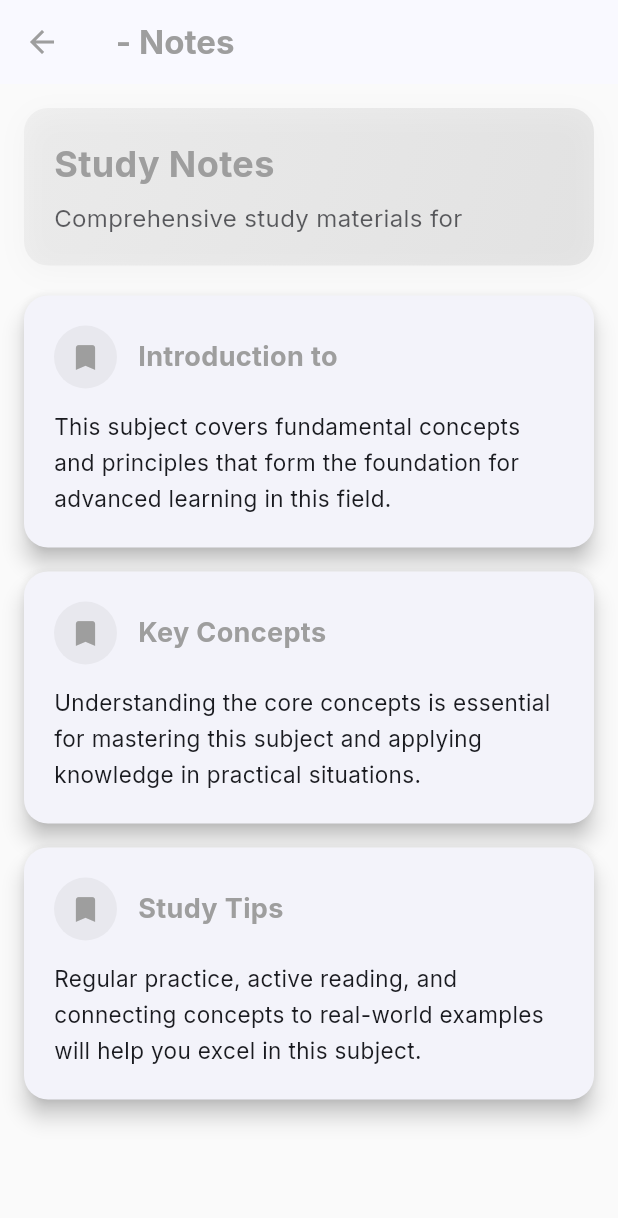
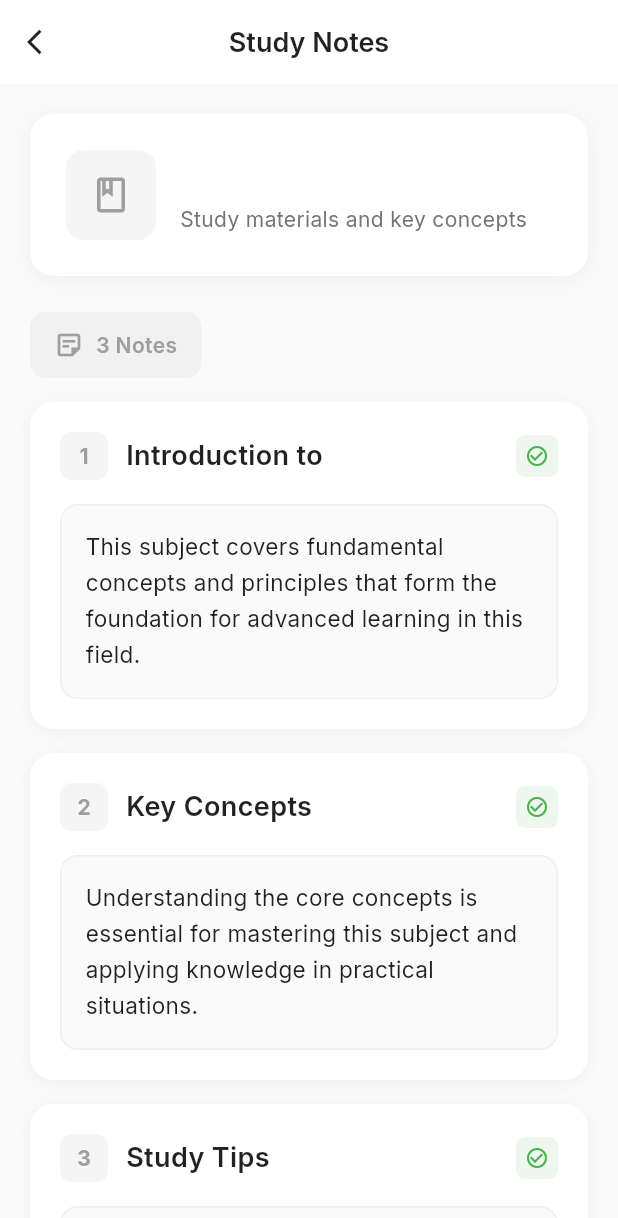
Before and after one commit to sanjaysagar12/pathshala_std, a Flutter app: the NotesScreen screen opened directly with empty values, on a phone screen of 412 x 824 dp. Shown: the top 1218 px of the screen. Run offline on Flutter 3.47's test engine with Material 3 defaults, Android fonts, the phone set to English and light mode, and no system bars; our stand-ins replace google_fonts.

Commit message:
feat: enhanced notes ui

```diff
--- a/lib/screen/notes_screen.dart
+++ b/lib/screen/notes_screen.dart
@@ -17,92 +17,209 @@ class NotesScreen extends StatelessWidget {
   Widget build(BuildContext context) {
     final subjectNotes = NotesData.getSubjectNotes(subjectName);
     final ColorScheme colorScheme = Theme.of(context).colorScheme;
-    final isTablet = MediaQuery.of(context).size.width > 600;
+
     return Scaffold(
+      backgroundColor: Colors.grey[50],
       appBar: AppBar(
-        title: Text('$subjectName - Notes', style: GoogleFonts.inter(fontWeight: FontWeight.bold)),
-        backgroundColor: colorScheme.surface,
-        foregroundColor: subjectColor,
+        title: Text(
+          'Study Notes',
+          style: GoogleFonts.inter(
+            fontWeight: FontWeight.w600,
+            fontSize: 18,
+          )
+        ),
+        backgroundColor: Colors.white,
+        foregroundColor: Colors.black87,
+        leading: IconButton(
+          onPressed: () => Navigator.pop(context),
+          icon: const Icon(Icons.arrow_back_ios, size: 20),
+        ),
         elevation: 0,
+        centerTitle: true,
       ),
-      body: Padding(
-        padding: const EdgeInsets.all(16.0),
+      body: SingleChildScrollView(
+        padding: const EdgeInsets.all(20.0),
         child: Column(
           crossAxisAlignment: CrossAxisAlignment.start,
           children: [
+            // Simple Subject Header
             Container(
               width: double.infinity,
-              padding: const EdgeInsets.all(20),
+              padding: const EdgeInsets.all(24),
+              margin: const EdgeInsets.only(bottom: 24),
               decoration: BoxDecoration(
+                color: Colors.white,
                 borderRadius: BorderRadius.circular(16),
-                gradient: LinearGradient(
-                  begin: Alignment.topLeft,
-                  end: Alignment.bottomRight,
-                  colors: [
-                    subjectColor.withOpacity(0.1),
-                    subjectColor.withOpacity(0.2),
-                  ],
-                ),
                 boxShadow: [
                   BoxShadow(
-                    color: subjectColor.withOpacity(0.08),
-                    blurRadius: 16,
-                    offset: const Offset(0, 4),
+                    color: Colors.black.withOpacity(0.05),
+                    blurRadius: 10,
+                    offset: const Offset(0, 2),
                   ),
                 ],
               ),
+              child: Row(
+                children: [
+                  Container(
+                    padding: const EdgeInsets.all(16),
+                    decoration: BoxDecoration(
+                      color: subjectColor.withOpacity(0.1),
+                      borderRadius: BorderRadius.circular(12),
+                    ),
+                    child: Icon(
+                      Icons.book_outlined,
+                      size: 28,
+                      color: subjectColor,
+                    ),
+                  ),
+                  const SizedBox(width: 16),
+                  Expanded(
                     child: Column(
                       crossAxisAlignment: CrossAxisAlignment.start,
                       children: [
                         Text(
-                    'Study Notes',
+                          subjectName,
                           style: GoogleFonts.inter(
-                      fontSize: 24,
+                            fontSize: 20,
                             fontWeight: FontWeight.bold,
-                      color: subjectColor,
+                            color: Colors.black87,
                           ),
                         ),
-                  const SizedBox(height: 8),
+                        const SizedBox(height: 4),
                         Text(
-                    'Comprehensive study materials for $subjectName',
+                          'Study materials and key concepts',
                           style: GoogleFonts.inter(
-                      fontSize: 16,
-                      color: colorScheme.onSurface.withOpacity(0.7),
+                            fontSize: 14,
+                            color: Colors.grey[600],
                           ),
                         ),
                       ],
                     ),
                   ),
-            const SizedBox(height: 20),
-            Expanded(
-              child: subjectNotes.isEmpty
-                  ? Center(
+                ],
+              ),
+            ),
+
+            // Notes Content
+            subjectNotes.isEmpty
+                ? _buildEmptyState(colorScheme)
+                : _buildNotesContent(subjectNotes, colorScheme),
+          ],
+        ),
+      ),
+    );
+  }
+
+  Widget _buildEmptyState(ColorScheme colorScheme) {
+    return Container(
+      width: double.infinity,
+      padding: const EdgeInsets.all(40),
+      decoration: BoxDecoration(
+        color: Colors.white,
+        borderRadius: BorderRadius.circular(16),
+        boxShadow: [
+          BoxShadow(
+            color: Colors.black.withOpacity(0.05),
+            blurRadius: 10,
+            offset: const Offset(0, 2),
+          ),
+        ],
+      ),
       child: Column(
-                        mainAxisAlignment: MainAxisAlignment.center,
         children: [
-                          Icon(Icons.menu_book, size: 64, color: colorScheme.primary.withOpacity(0.3)),
-                          const SizedBox(height: 16),
+          Container(
+            padding: const EdgeInsets.all(20),
+            decoration: BoxDecoration(
+              color: Colors.grey[100],
+              shape: BoxShape.circle,
+            ),
+            child: Icon(
+              Icons.note_alt_outlined,
+              size: 48,
+              color: Colors.grey[400],
+            ),
+          ),
+          const SizedBox(height: 24),
           Text(
-                            'No notes found!',
-                            style: GoogleFonts.inter(fontSize: 20, fontWeight: FontWeight.w600, color: colorScheme.primary),
+            'No Notes Available',
+            style: GoogleFonts.inter(
+              fontSize: 20,
+              fontWeight: FontWeight.bold,
+              color: Colors.black87,
+            ),
           ),
           const SizedBox(height: 8),
           Text(
-                            'Check back soon for more notes.\nKeep your learning streak going! 🔥',
-                            style: GoogleFonts.inter(fontSize: 14, color: colorScheme.onSurface.withOpacity(0.7)),
+            'Study materials will be added soon.\nKeep learning! 📚',
+            style: GoogleFonts.inter(
+              fontSize: 14,
+              color: Colors.grey[600],
+              height: 1.4,
+            ),
             textAlign: TextAlign.center,
           ),
         ],
       ),
-                    )
-                  : ListView.builder(
-                      itemCount: subjectNotes.length,
-                      itemBuilder: (context, index) {
-                        final note = subjectNotes[index];
-                        return Card(
+    );
+  }
+
+  Widget _buildNotesContent(List<Map<String, String>> notes, ColorScheme colorScheme) {
+    return Column(
+      crossAxisAlignment: CrossAxisAlignment.start,
+      children: [
+        // Notes count header
+        Container(
+          padding: const EdgeInsets.symmetric(horizontal: 16, vertical: 12),
           margin: const EdgeInsets.only(bottom: 16),
-                          elevation: 6,
-                          shape: RoundedRectangleBorder(borderRadius: BorderRadius.circular(16)),
+          decoration: BoxDecoration(
+            color: subjectColor.withOpacity(0.1),
+            borderRadius: BorderRadius.circular(10),
+          ),
+          child: Row(
+            mainAxisSize: MainAxisSize.min,
+            children: [
+              Icon(
+                Icons.sticky_note_2_outlined,
+                size: 20,
+                color: subjectColor,
+              ),
+              const SizedBox(width: 8),
+              Text(
+                '${notes.length} ${notes.length == 1 ? 'Note' : 'Notes'}',
+                style: GoogleFonts.inter(
+                  fontSize: 14,
+                  fontWeight: FontWeight.w600,
+                  color: subjectColor,
+                ),
+              ),
+            ],
+          ),
+        ),
+
+        // Notes list
+        ...notes.asMap().entries.map((entry) {
+          final index = entry.key;
+          final note = entry.value;
+          return _buildNoteCard(note, index + 1, colorScheme);
+        }).toList(),
+      ],
+    );
+  }
+
+  Widget _buildNoteCard(Map<String, String> note, int index, ColorScheme colorScheme) {
+    return Container(
+      margin: const EdgeInsets.only(bottom: 16),
+      decoration: BoxDecoration(
+        color: Colors.white,
+        borderRadius: BorderRadius.circular(16),
+        boxShadow: [
+          BoxShadow(
+            color: Colors.black.withOpacity(0.04),
+            blurRadius: 8,
+            offset: const Offset(0, 2),
+          ),
+        ],
+      ),
       child: Padding(
         padding: const EdgeInsets.all(20),
         child: Column(
@@ -111,44 +228,67 @@ class NotesScreen extends StatelessWidget {
             Row(
               children: [
                 Container(
-                                      padding: const EdgeInsets.all(10),
+                  width: 32,
+                  height: 32,
                   decoration: BoxDecoration(
-                                        color: subjectColor.withOpacity(0.13),
-                                        shape: BoxShape.circle,
+                    color: subjectColor.withOpacity(0.1),
+                    borderRadius: BorderRadius.circular(8),
                   ),
-                                      child: Icon(
-                                        Icons.bookmark,
+                  child: Center(
+                    child: Text(
+                      '$index',
+                      style: GoogleFonts.inter(
+                        fontSize: 14,
+                        fontWeight: FontWeight.bold,
                         color: subjectColor,
-                                        size: 22,
                       ),
                     ),
-                                    const SizedBox(width: 14),
+                  ),
+                ),
+                const SizedBox(width: 12),
                 Expanded(
                   child: Text(
                     note['title']!,
                     style: GoogleFonts.inter(
                       fontSize: 18,
-                                          fontWeight: FontWeight.bold,
-                                          color: subjectColor,
+                      fontWeight: FontWeight.w600,
+                      color: Colors.black87,
                     ),
+                  ),
+                ),
+                Container(
+                  padding: const EdgeInsets.all(6),
+                  decoration: BoxDecoration(
+                    color: Colors.green.withOpacity(0.1),
+                    borderRadius: BorderRadius.circular(6),
+                  ),
+                  child: Icon(
+                    Icons.check_circle_outline,
+                    size: 16,
+                    color: Colors.green,
                   ),
                 ),
               ],
             ),
-                                const SizedBox(height: 14),
-                                Text(
+            const SizedBox(height: 16),
+            Container(
+              width: double.infinity,
+              padding: const EdgeInsets.all(16),
+              decoration: BoxDecoration(
+                color: Colors.grey[50],
+                borderRadius: BorderRadius.circular(12),
+                border: Border.all(
+                  color: Colors.grey[200]!,
+                  width: 1,
+                ),
+              ),
+              child: Text(
                 note['content']!,
                 style: GoogleFonts.inter(
                   fontSize: 15,
                   height: 1.6,
-                                    color: colorScheme.onSurface,
+                  color: Colors.black87,
                 ),
-                                ),
-                              ],
-                            ),
-                          ),
-                        );
-                      },
               ),
             ),
           ],
```
Lines whose indentation alone changed are shown as unchanged.
